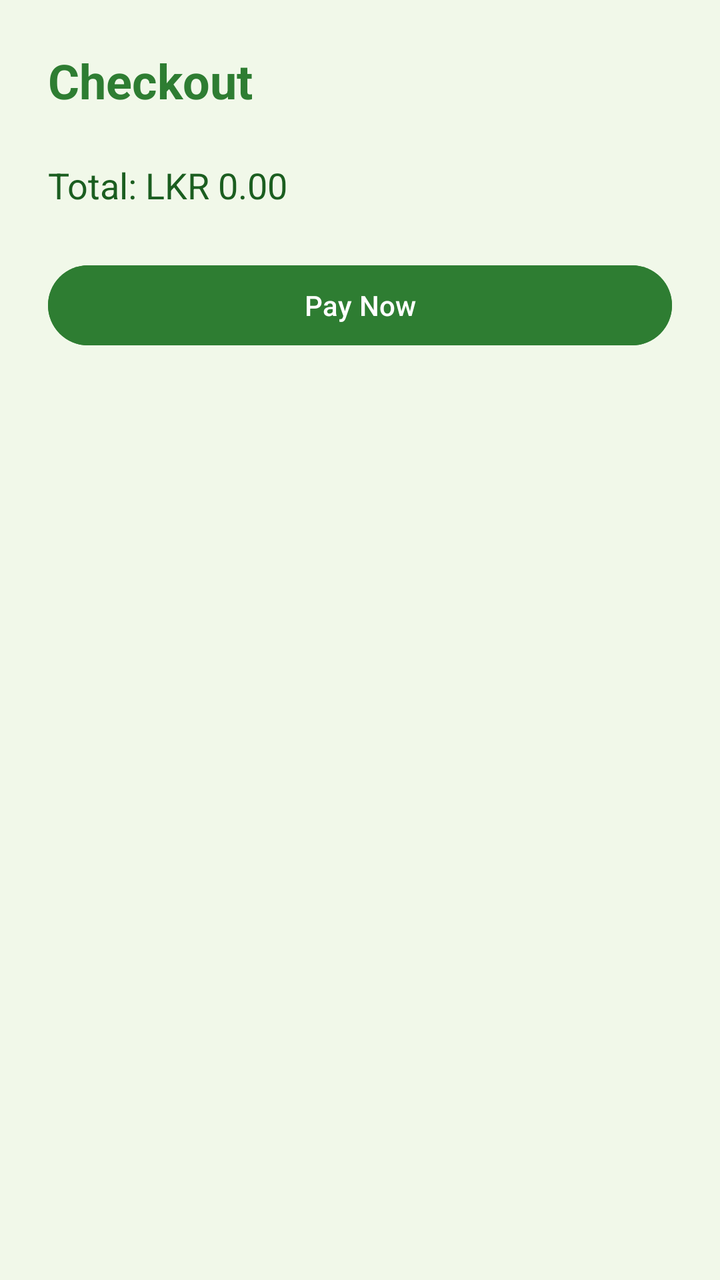
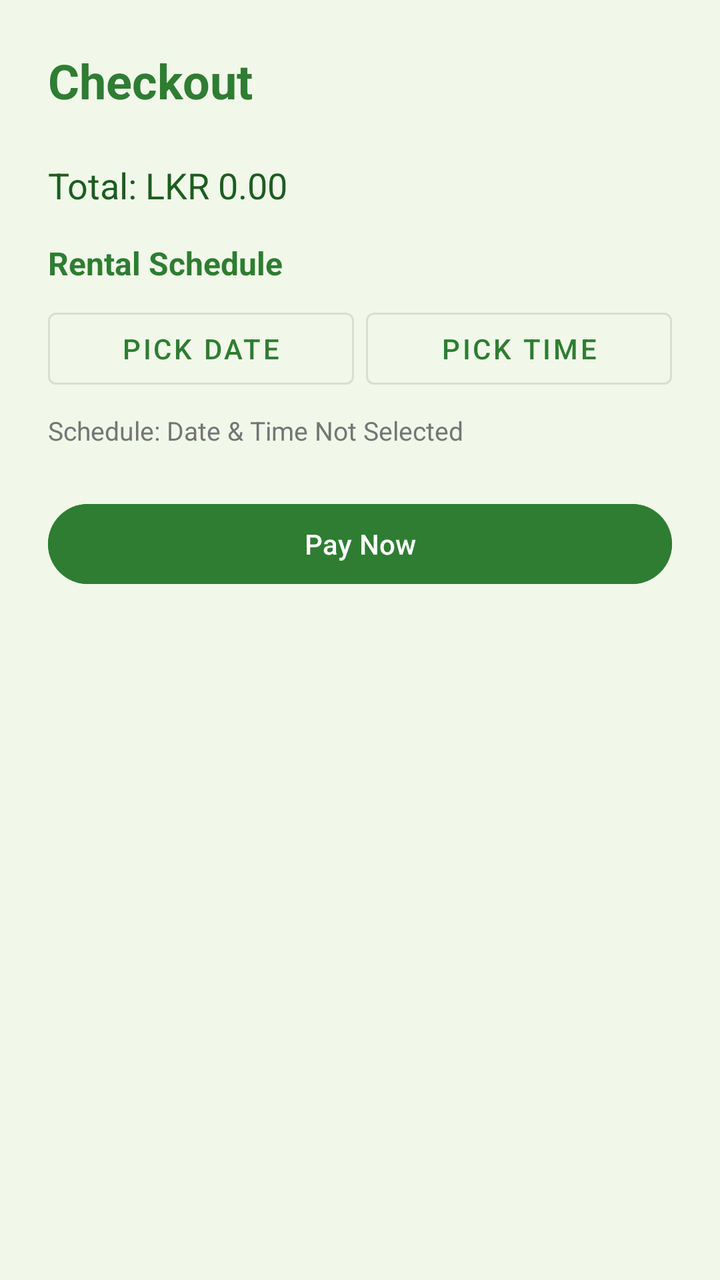

Two renders of the same Android screen: before a commit and after it. Below are the layout's source before the change and the commit's diff.
<!-- AndroidManifest.xml: application theme Theme.TripBadu -->
<!-- res/layout/activity_checkout.xml -->
<?xml version="1.0" encoding="utf-8"?>
<FrameLayout xmlns:android="http://schemas.android.com/apk/res/android"
    android:layout_width="match_parent"
    android:layout_height="match_parent"
    android:background="@color/background">

    <ScrollView
        android:layout_width="match_parent"
        android:layout_height="match_parent">

        <LinearLayout
            android:layout_width="match_parent"
            android:layout_height="wrap_content"
            android:orientation="vertical"
            android:padding="24dp">

            <TextView
                android:layout_width="wrap_content"
                android:layout_height="wrap_content"
                android:text="Checkout"
                android:textSize="24sp"
                android:textStyle="bold"
                android:textColor="@color/primary"
                android:layout_marginBottom="24dp"/>

            <TextView
                android:id="@+id/tvOrderTotal"
                android:layout_width="match_parent"
                android:layout_height="wrap_content"
                android:text="Total: LKR 0.00"
                android:textSize="18sp"
                android:layout_marginBottom="24dp"
                android:textColor="@color/on_background"/>

            
            <RelativeLayout
                android:id="@+id/googlePayButton"
                android:layout_width="match_parent"
                android:layout_height="48dp"
                android:background="@drawable/gpay_button_background"
                android:clickable="true"
                android:focusable="true"
                android:visibility="gone">

                <ImageView
                    android:layout_width="wrap_content"
                    android:layout_height="wrap_content"
                    android:layout_centerInParent="true"
                    android:src="@drawable/buy_with_googlepay_button_content" />
            </RelativeLayout>

            <Button
                android:id="@+id/btnPay"
                android:layout_width="match_parent"
                android:layout_height="wrap_content"
                android:text="Pay Now"
                android:backgroundTint="@color/primary"
                android:textColor="@color/on_primary"
                android:visibility="visible"/>

        </LinearLayout>
    </ScrollView>

    <ProgressBar
        android:id="@+id/progressBar"
        android:layout_width="wrap_content"
        android:layout_height="wrap_content"
        android:layout_gravity="center"
        android:visibility="gone" />

</FrameLayout>
<!-- resources referenced by this layout -->
<resources>
  <color name="background">#F1F8E9</color>
  <color name="on_background">#1B5E20</color>
  <color name="on_primary">#FFFFFF</color>
  <color name="primary">#2E7D32</color>
  <!-- drawable buy_with_googlepay_button_content (drawable) -->
  <?xml version="1.0" encoding="utf-8"?>
  <vector xmlns:android="http://schemas.android.com/apk/res/android"
      android:width="153dp"
      android:height="24dp"
      android:viewportWidth="153"
      android:viewportHeight="24">
      <path
          android:fillColor="#FFFFFF"
          android:pathData="M18.15,12.3c0,-0.47 -0.04,-0.92 -0.11,-1.37H9.25v2.59h5.01c-0.22,1.16 -0.87,2.15 -1.85,2.81v2.33h3.01C17.2,16.92 18.15,14.83 18.15,12.3z" />
      <path
          android:fillColor="#FFFFFF"
          android:pathData="M9.25,21.37c2.46,0 4.52,-0.81 6.02,-2.21l-3.01,-2.33c-0.84,0.56 -1.91,0.89 -3.01,0.89 -2.32,0 -4.28,-1.57 -4.98,-3.67H1.14v2.39C2.65,19.43 5.72,21.37 9.25,21.37z" />
      <path
          android:fillColor="#FFFFFF"
          android:pathData="M4.27,14.05c-0.18,-0.53 -0.28,-1.1 -0.28,-1.7c0,-0.6 0.1,-1.17 0.28,-1.7V8.26H1.14C0.53,9.48 0.18,10.87 0.18,12.35c0,1.48 0.35,2.87 0.96,4.09l3.13,-2.39z" />
      <path
          android:fillColor="#FFFFFF"
          android:pathData="M9.25,5.92c1.34,0 2.54,0.46 3.48,1.36l2.61,-2.61C13.77,3.31 11.71,2.5 9.25,2.5c-3.53,0 -6.6,1.94 -8.11,4.81l3.13,2.39c0.7,-2.1 2.66,-3.67 4.98,-3.67z" />
      
  </vector>
  <!-- drawable gpay_button_background (drawable) -->
  <?xml version="1.0" encoding="utf-8"?>
  <shape xmlns:android="http://schemas.android.com/apk/res/android"
      android:shape="rectangle">
      <solid android:color="#000000" />
      <corners android:radius="4dp" />
  </shape>
  <style name="Theme.TripBadu" parent="Base.Theme.TripBadu" />
  <style name="Base.Theme.TripBadu" parent="Theme.Material3.DayNight.NoActionBar">
          
          <item name="colorPrimary">@color/primary</item>
          <item name="colorPrimaryVariant">@color/primary_variant</item>
          <item name="colorOnPrimary">@color/on_primary</item>
          <item name="colorSecondary">@color/secondary</item>
          <item name="colorSecondaryVariant">@color/secondary_variant</item>
          <item name="colorOnSecondary">@color/on_secondary</item>
          <item name="android:windowBackground">@color/background</item>
  
          
          <item name="colorSurface">@color/surface</item>
          <item name="colorOnSurface">@color/text_primary</item>
          <item name="colorOnSurfaceVariant">@color/text_secondary</item>
          <item name="colorOutline">@color/text_secondary</item>
  
          
          <item name="android:textColorPrimary">@color/text_primary</item>
          <item name="android:textColorSecondary">@color/text_secondary</item>
          <item name="android:textColor">@color/text_primary</item>
          <item name="android:editTextColor">@color/text_primary</item>
          <item name="android:textColorHint">@color/text_secondary</item>
      </style>
  <color name="primary_variant">#1B5E20</color>
  <color name="secondary">#81C784</color>
  <color name="secondary_variant">#4CAF50</color>
  <color name="on_secondary">#000000</color>
  <color name="surface">#FFFFFF</color>
  <color name="text_primary">#212121</color>
  <color name="text_secondary">#757575</color>
</resources>

<!-- the commit's change to res/layout/activity_checkout.xml (unified diff, before → after) -->
@@ -29,8 +29,51 @@
                 android:layout_height="wrap_content"
                 android:text="Total: LKR 0.00"
                 android:textSize="18sp"
-                android:layout_marginBottom="24dp"
+                android:layout_marginBottom="16dp"
                 android:textColor="@color/on_background"/>
+
+            
+            <TextView
+                android:layout_width="wrap_content"
+                android:layout_height="wrap_content"
+                android:text="Rental Schedule"
+                android:textSize="16sp"
+                android:textStyle="bold"
+                android:textColor="@color/primary"
+                android:layout_marginBottom="8dp"/>
+
+            <LinearLayout
+                android:layout_width="match_parent"
+                android:layout_height="wrap_content"
+                android:orientation="horizontal"
+                android:layout_marginBottom="8dp">
+
+                <Button
+                    android:id="@+id/btnSelectDate"
+                    style="@style/Widget.MaterialComponents.Button.OutlinedButton"
+                    android:layout_width="0dp"
+                    android:layout_height="wrap_content"
+                    android:layout_weight="1"
+                    android:text="Pick Date"
+                    android:layout_marginEnd="6dp"/>
+
+                <Button
+                    android:id="@+id/btnSelectTime"
+                    style="@style/Widget.MaterialComponents.Button.OutlinedButton"
+                    android:layout_width="0dp"
+                    android:layout_height="wrap_content"
+                    android:layout_weight="1"
+                    android:text="Pick Time"/>
+            </LinearLayout>
+
+            <TextView
+                android:id="@+id/tvRentalScheduleInfo"
+                android:layout_width="match_parent"
+                android:layout_height="wrap_content"
+                android:text="Schedule: Date &amp; Time Not Selected"
+                android:textSize="13sp"
+                android:textColor="@color/text_secondary"
+                android:layout_marginBottom="24dp"/>
 
             
             <RelativeLayout
